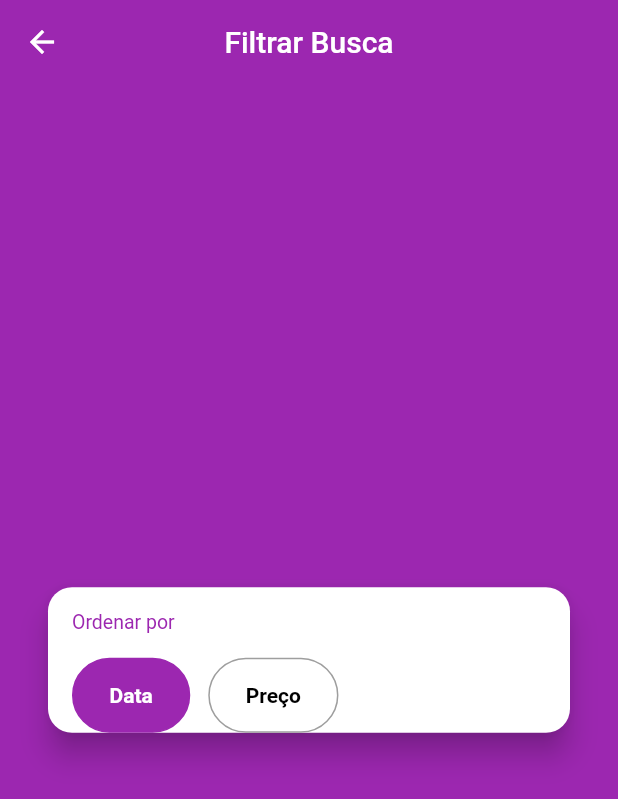
After one commit to eskokado/esk_olx_mobx, a Flutter app: the FilterScreen screen opened directly, on a phone screen of 412 x 824 dp. The commit adds this screen. Shown: the top 799 px of the screen. Run offline on Flutter 3.47's test engine with Material 2 defaults, Android fonts, the phone set to English and light mode, and no system bars; our stand-ins replace brasil_fields, dio, flutter_mobx, get_it, image_cropper, image_picker and 3 more; accounts and stored records are empty; generated files the repository leaves out were written again; network calls fail; statements that could not run were skipped.

Commit message:
feat: criando o campo de ordenar por

```diff
--- /dev/null
+++ b/lib/screens/filter/components/order_by_field.dart
@@ -0,0 +1,67 @@
+import 'package:flutter/material.dart';
+import 'package:flutter_mobx/flutter_mobx.dart';
+
+import '../../../stores/filter_store.dart';
+import 'section_title.dart';
+
+class OrderByField extends StatelessWidget {
+  final FilterStore filterStore;
+
+  const OrderByField(this.filterStore);
+  @override
+  Widget build(BuildContext context) {
+    Widget buildOption(String title, OrderBy orderBy) {
+      return GestureDetector(
+        onTap: () {
+          filterStore.orderBy = orderBy;
+        },
+        child: Container(
+          height: 50,
+          alignment: Alignment.center,
+          padding: EdgeInsets.symmetric(horizontal: 24),
+          decoration: BoxDecoration(
+            borderRadius: BorderRadius.circular(25),
+            border: Border.all(
+              color:
+                  filterStore.orderBy == orderBy ? Colors.purple : Colors.grey,
+            ),
+            color: filterStore.orderBy == orderBy
+                ? Colors.purple
+                : Colors.transparent,
+          ),
+          child: Text(
+            title,
+            style: TextStyle(
+              color:
+                  filterStore.orderBy == orderBy ? Colors.white : Colors.black,
+              fontWeight: FontWeight.w600,
+            ),
+          ),
+        ),
+      );
+    }
+
+    return Column(
+      crossAxisAlignment: CrossAxisAlignment.start,
+      children: [
+        SectionTitle('Ordenar por'),
+        SizedBox(
+          width: 12,
+        ),
+        Observer(
+          builder: (_) {
+            return Row(
+              children: [
+                buildOption('Data', OrderBy.DATE),
+                SizedBox(
+                  width: 12,
+                ),
+                buildOption('Preço', OrderBy.PRICE),
+              ],
+            );
+          },
+        ),
+      ],
+    );
+  }
+}
--- /dev/null
+++ b/lib/screens/filter/components/section_title.dart
@@ -0,0 +1,20 @@
+import 'package:flutter/material.dart';
+
+class SectionTitle extends StatelessWidget {
+  const SectionTitle(this.title);
+  final String title;
+  @override
+  Widget build(BuildContext context) {
+    return Padding(
+      padding: const EdgeInsets.symmetric(vertical: 16),
+      child: Text(
+        title,
+        style: TextStyle(
+          color: Colors.purple,
+          fontSize: 13,
+          fontWeight: FontWeight.w400,
+        ),
+      ),
+    );
+  }
+}
--- /dev/null
+++ b/lib/screens/filter/filter_screen.dart
@@ -0,0 +1,35 @@
+import 'package:flutter/material.dart';
+
+import '../../stores/filter_store.dart';
+import 'components/order_by_field.dart';
+
+class FilterScreen extends StatelessWidget {
+  final FilterStore filterStore = FilterStore();
+  @override
+  Widget build(BuildContext context) {
+    return Scaffold(
+      appBar: AppBar(
+        title: Text('Filtrar Busca'),
+        centerTitle: true,
+      ),
+      body: Center(
+        child: Card(
+          margin: EdgeInsets.symmetric(horizontal: 32),
+          shape: RoundedRectangleBorder(
+            borderRadius: BorderRadius.circular(16),
+          ),
+          elevation: 8,
+          child: Padding(
+            padding: EdgeInsets.symmetric(horizontal: 16),
+            child: Column(
+              mainAxisSize: MainAxisSize.min,
+              children: [
+                OrderByField(filterStore),
+              ],
+            ),
+          ),
+        ),
+      ),
+    );
+  }
+}
--- a/lib/screens/home/components/top_bar.dart
+++ b/lib/screens/home/components/top_bar.dart
@@ -4,6 +4,7 @@ import 'package:get_it/get_it.dart';
 
 import '../../../stores/home_store.dart';
 import '../../category/category_screen.dart';
+import '../../filter/filter_screen.dart';
 import 'bar_button.dart';
 
 class TopBar extends StatelessWidget {
@@ -44,7 +45,11 @@ class TopBar extends StatelessWidget {
               left: BorderSide(color: Colors.grey[400]),
             ),
           ),
-          onTap: () {},
+          onTap: () {
+            Navigator.of(context).push(
+              MaterialPageRoute(builder: (_) => FilterScreen()),
+            );
+          },
         ),
       ],
     );
--- /dev/null
+++ b/lib/stores/filter_store.dart
@@ -0,0 +1,14 @@
+import 'package:mobx/mobx.dart';
+part 'filter_store.g.dart';
+
+class FilterStore = _FilterStore with _$FilterStore;
+
+enum OrderBy { DATE, PRICE }
+
+abstract class _FilterStore with Store {
+  @observable
+  OrderBy orderBy = OrderBy.DATE;
+
+  @action
+  void setOrderBy(OrderBy value) => orderBy = value;
+}
```
Also changed, not shown: lib/stores/filter_store.g.dart (added).
